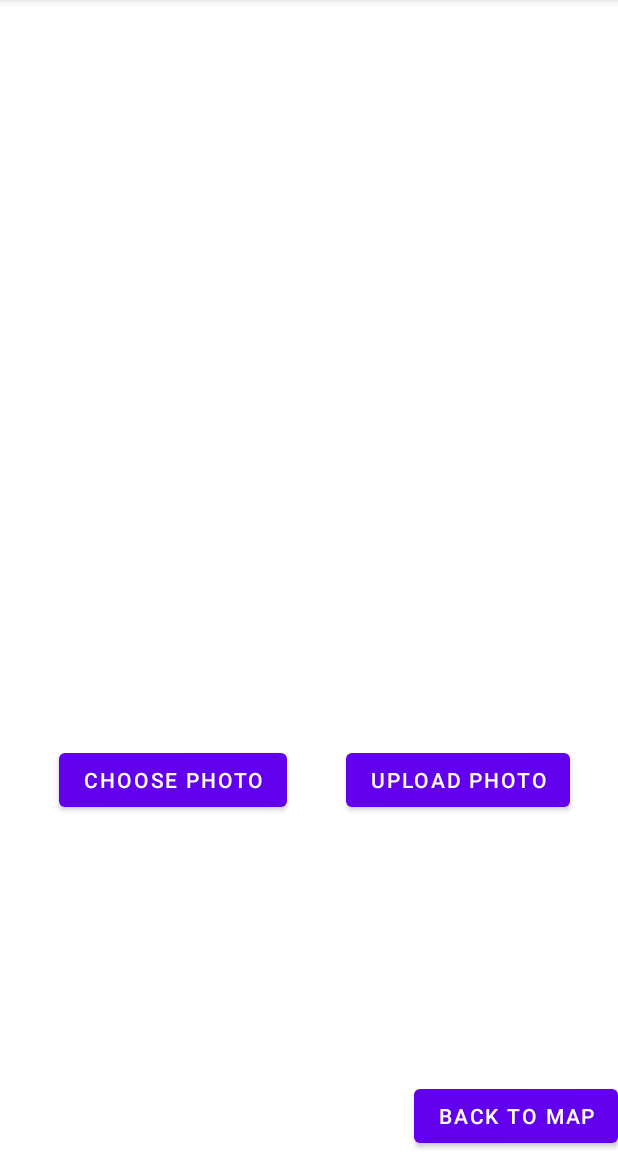
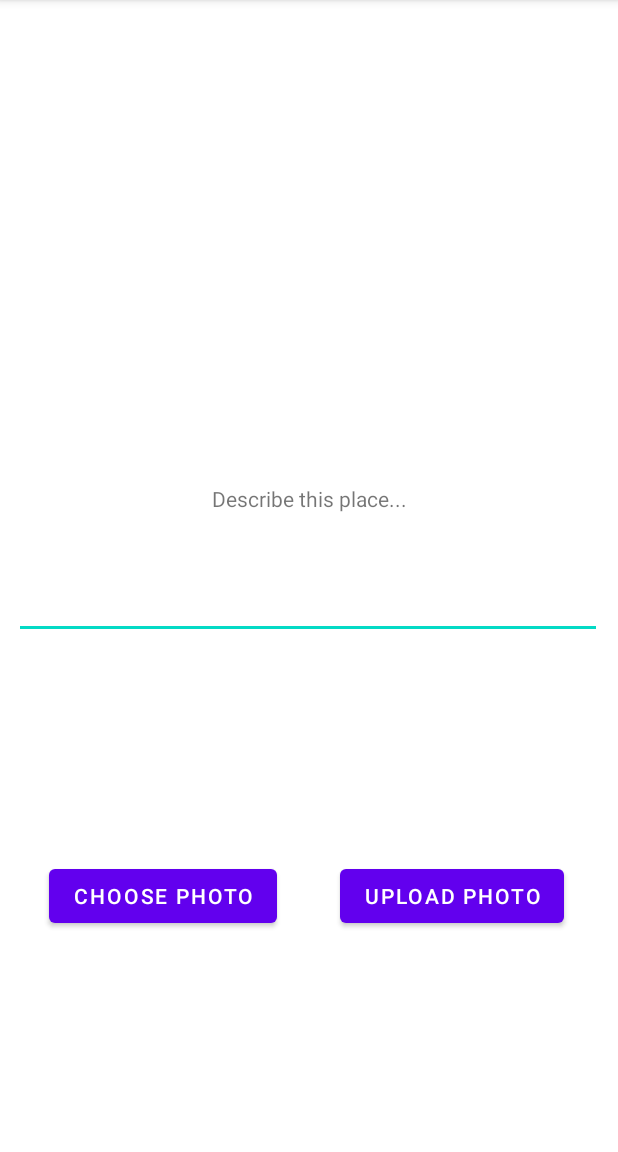
Before and after one commit to LoadLoller/Mobile_Assignment2, an Android app: the screen it shows after launch (MainActivity), on a phone screen of 412 x 824 dp, the part 84-1236 px from its top. Run offline under Robolectric (Android 15) with nearby library versions, the light colour scheme and no system bars; our stand-ins replace Firebase (no records; nobody signed in at launch, a user with empty details on screens opened directly).

Commit message:
realtime storage added, photo rotation fixed, description added back to map button deleted.

```diff
--- a/app/build.gradle
+++ b/app/build.gradle
@@ -33,12 +33,13 @@ dependencies {
 
     implementation 'androidx.appcompat:appcompat:1.2.0'
     implementation 'com.google.android.material:material:1.2.1'
-    implementation 'androidx.constraintlayout:constraintlayout:2.0.2'
+    implementation 'androidx.constraintlayout:constraintlayout:2.0.4'
     implementation 'com.google.firebase:firebase-storage:19.2.0'
     implementation 'com.google.android.gms:play-services-maps:17.0.0'
     implementation "androidx.exifinterface:exifinterface:1.3.1"
     implementation 'androidx.navigation:navigation-fragment:2.3.1'
     implementation 'androidx.navigation:navigation-ui:2.3.1'
+    implementation 'com.google.firebase:firebase-database:19.5.1'
 
     testImplementation 'junit:junit:4.13.1'
     androidTestImplementation 'androidx.test.ext:junit:1.1.2'
--- a/app/src/main/res/layout/activity_main.xml
+++ b/app/src/main/res/layout/activity_main.xml
@@ -8,55 +8,59 @@
 
     <ImageView
         android:id="@+id/imageView"
-        android:layout_width="400dp"
-        android:layout_height="405dp"
+        android:layout_width="wrap_content"
+        android:layout_height="wrap_content"
+        android:adjustViewBounds="true"
         app:layout_constraintEnd_toEndOf="parent"
         app:layout_constraintStart_toStartOf="parent"
         app:layout_constraintTop_toTopOf="parent"
-        tools:srcCompat="@tools:sample/backgrounds/scenic" />
+        tools:srcCompat="@tools:sample/backgrounds/scenic"
+        android:contentDescription="@string/todo" />
 
     <Button
         android:id="@+id/uploadPhoto"
         android:layout_width="wrap_content"
         android:layout_height="wrap_content"
-        android:layout_marginEnd="32dp"
-        android:layout_marginRight="32dp"
+        android:layout_marginEnd="36dp"
+        android:layout_marginRight="36dp"
 
-        android:text="Upload photo"
+        android:text="@string/upload_photo"
         app:layout_constraintBottom_toBottomOf="parent"
         app:layout_constraintEnd_toEndOf="parent"
-        app:layout_constraintTop_toBottomOf="@+id/imageView"
-        app:layout_constraintVertical_bias="0.289" />
+        app:layout_constraintTop_toBottomOf="@+id/DescriptionText" />
 
     <Button
         android:id="@+id/choosePhoto"
         android:layout_width="wrap_content"
         android:layout_height="wrap_content"
 
-        android:text="Choose photo"
+        android:text="@string/choose_photo"
         app:layout_constraintBottom_toBottomOf="parent"
         app:layout_constraintEnd_toStartOf="@+id/uploadPhoto"
+        app:layout_constraintHorizontal_bias="0.434"
+        app:layout_constraintStart_toStartOf="parent"
+        app:layout_constraintTop_toBottomOf="@+id/DescriptionText" />
+
+    <EditText
+        android:id="@+id/DescriptionText"
+        android:layout_width="392dp"
+        android:layout_height="84dp"
+        android:ems="10"
+        android:inputType="textPersonName"
+        app:layout_constraintBottom_toBottomOf="parent"
+        app:layout_constraintEnd_toEndOf="parent"
+        app:layout_constraintHorizontal_bias="0.473"
         app:layout_constraintStart_toStartOf="parent"
         app:layout_constraintTop_toBottomOf="@+id/imageView"
-        app:layout_constraintVertical_bias="0.289" />
+        android:autofillHints="" />
 
-    <Button
-        android:id="@+id/Backbutton"
+    <TextView
+        android:id="@+id/textView"
         android:layout_width="wrap_content"
         android:layout_height="wrap_content"
-        android:text="Back to map"
-        app:layout_constraintBottom_toBottomOf="parent"
-        app:layout_constraintEnd_toEndOf="parent" />
-
-    <TextView
-        android:id="@+id/photoAttribute"
-        android:layout_width="wrap_content"
-        android:layout_height="wrap_content"
-        app:layout_constraintBottom_toBottomOf="parent"
+        android:text="@string/describe_this_place"
+        app:layout_constraintBottom_toTopOf="@+id/DescriptionText"
         app:layout_constraintEnd_toEndOf="parent"
-        app:layout_constraintHorizontal_bias="0.498"
-        app:layout_constraintStart_toStartOf="parent"
-        app:layout_constraintTop_toBottomOf="@+id/imageView"
-        app:layout_constraintVertical_bias="0.625" />
+        app:layout_constraintStart_toStartOf="parent" />
 
 </androidx.constraintlayout.widget.ConstraintLayout>
--- a/app/src/main/res/values/strings.xml
+++ b/app/src/main/res/values/strings.xml
@@ -1,3 +1,7 @@
 <resources>
     <string name="app_name">Mobile_W01_07_5</string>
+    <string name="choose_photo">Choose photo</string>
+    <string name="upload_photo">Upload photo</string>
+    <string name="describe_this_place">Describe this place...</string>
+    <string name="todo">TODO</string>
 </resources>
```
Also changed, not shown: app/src/main/java/com/example/mobile_w01_07_5/MainActivity.java (+63 -21 lines), app/src/main/java/com/example/mobile_w01_07_5/PhotoAttrsUtil.java (+13 -2 lines).
